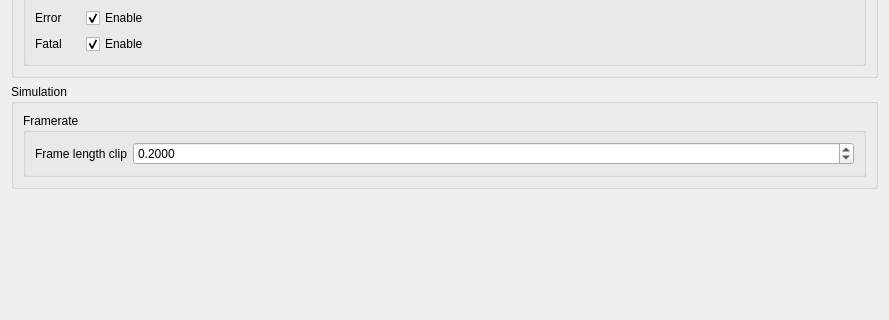
Before: the Qt Designer form editor/ui/tabs/ProjectSettings.ui in RyanDeBarros/Olympian, drawn with Qt 5; both pictures show x 0 to 889 and y 447 to 767 of the 889 by 767 pixel window.
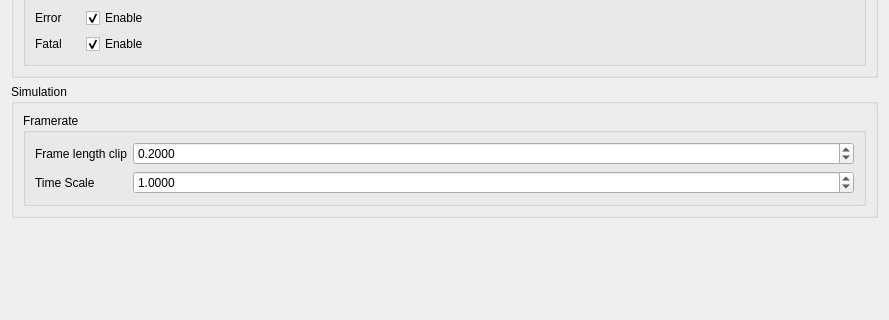
After: the same form once the commit is applied.

Commit message: Implemented time scaling for effects like slo-mo, bullet time, and speedups.

The edit to the form file:
```diff
--- a/editor/ui/tabs/ProjectSettings.ui
+++ b/editor/ui/tabs/ProjectSettings.ui
@@ -332,6 +332,29 @@
              </property>
             </widget>
            </item>
+           <item row="1" column="0">
+            <widget class="QLabel" name="label_15">
+             <property name="text">
+              <string>Time Scale</string>
+             </property>
+            </widget>
+           </item>
+           <item row="1" column="1">
+            <widget class="QDoubleSpinBox" name="framerateTimeScale">
+             <property name="decimals">
+              <number>4</number>
+             </property>
+             <property name="minimum">
+              <double>0.000100000000000</double>
+             </property>
+             <property name="maximum">
+              <double>100.000000000000000</double>
+             </property>
+             <property name="value">
+              <double>1.000000000000000</double>
+             </property>
+            </widget>
+           </item>
           </layout>
          </item>
         </layout>
```
The commit also changes 6 other files.
